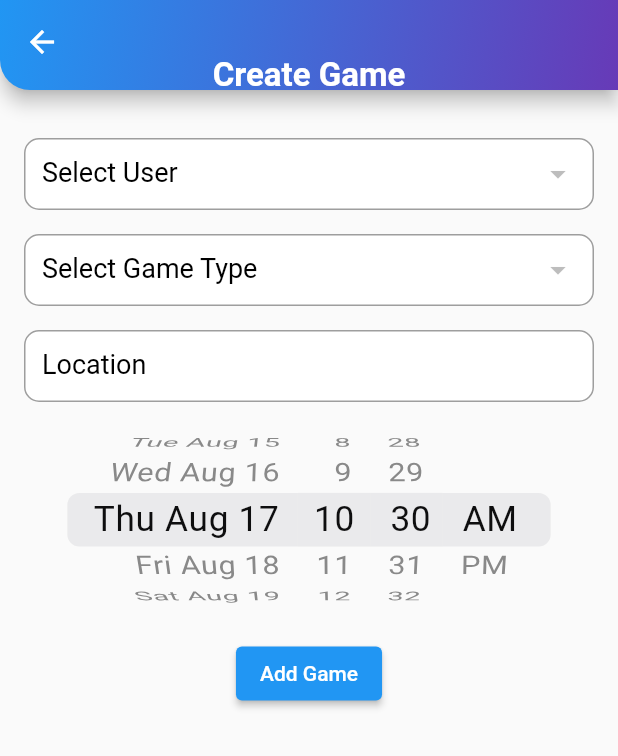
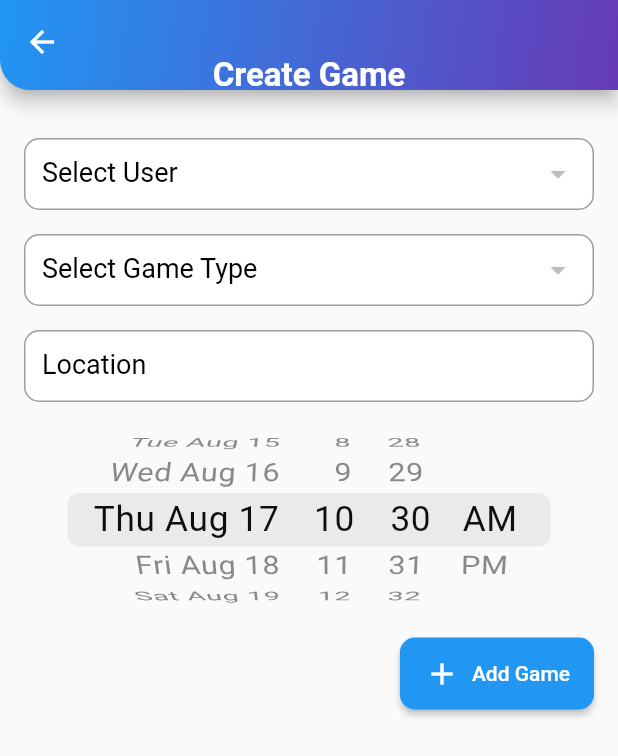
Before and after one commit to pedroalmeida96/gamebuddy-flutter, a Flutter app: the CreateGamePage screen opened directly, after a tap on "Add Game", on a phone screen of 412 x 824 dp. Shown: the top 756 px of the screen. Run offline on Flutter 3.47's test engine with Material 2 defaults, Android fonts, the phone set to English and light mode, and no system bars; our stand-ins replace fluttertoast, multi_select_flutter; accounts and stored records are empty.

Commit message:
button converted in game created

```diff
--- a/lib/pages/create_game.dart
+++ b/lib/pages/create_game.dart
@@ -2,6 +2,7 @@ import 'package:flutter/cupertino.dart';
 import 'package:flutter/material.dart';
 import 'package:gamebuddy/http/http.dart';
 import 'package:gamebuddy/widgets/gamebuddy_appbar.dart';
+import 'package:gamebuddy/widgets/gamebuddy_button.dart';
 import 'package:gamebuddy/widgets/toast_utils.dart';
 import 'package:intl/intl.dart';
 import '../model/game.dart';
@@ -100,27 +101,28 @@ class _CreateGamePageState extends State<CreateGamePage> {
                   ),
                 ),
                 const SizedBox(height: 16.0),
-                ElevatedButton(
-                  onPressed: _handleAddGame,
-                  child: const Text('Add Game'),
-                ),
+                GamebuddyButton(
+                    onPressed: () {
+                      final newGame = Game(
+                          gameType: _selectedGameType!,
+                          location: _locationController.text,
+                          gameDateTime: DateFormat("yyyy-MM-dd'T'HH:mm:ss.SSS")
+                              .format(_selectedDateTime)
+                              .toString(),
+                          participants: [_selectedUser!]);
+                      _handleAddGame(newGame);
+                    },
+                    buttonText: 'Add Game',
+                    icon: const Icon(Icons.add))
               ],
             ),
           ),
         ));
   }
 
-  void _handleAddGame() async {
-    final game = Game(
-        gameType: _selectedGameType!,
-        location: _locationController.text,
-        gameDateTime: DateFormat("yyyy-MM-dd'T'HH:mm:ss.SSS")
-            .format(_selectedDateTime)
-            .toString(),
-        participants: [_selectedUser!]);
-
+  void _handleAddGame(Game newGame) async {
     try {
-      await createGame(game);
+      await createGame(newGame);
       showSuccessToast('New game created successfully');
       Navigator.pushReplacementNamed(context, '/gameList');
     } catch (error) {
```
